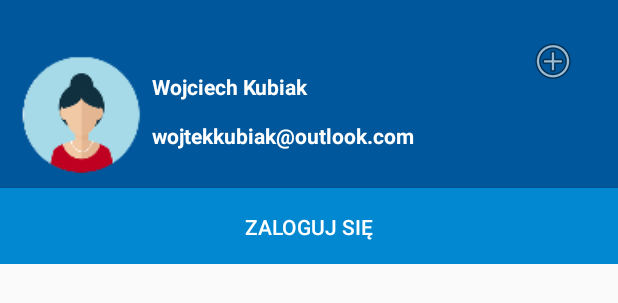
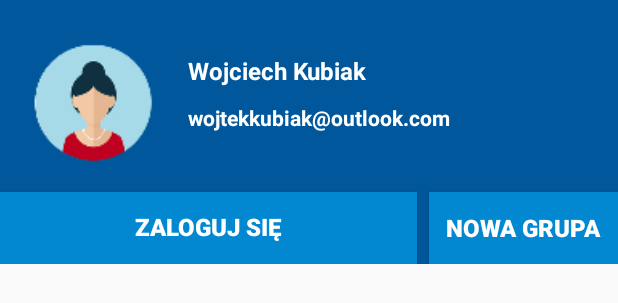
Before and after one commit to Wokub/unichat-mobile-app, an Android app: the layout nav_header_main.xml on its own in the app's theme, with its tools: preview values and no code run, on a phone screen of 412 x 824 dp. Shown: the top 303 px of the screen. Run offline under Robolectric (Android 15) with nearby library versions, the phone set to English and light mode, and no system bars.

Commit message:
Dialog Alerts layout and main activity include, hardcoded strings replacement and showing up keyboard handler

```diff
--- a/app/src/main/AndroidManifest.xml
+++ b/app/src/main/AndroidManifest.xml
@@ -13,7 +13,8 @@
             android:name=".Ctrl.MainActivity"
             android:label="@string/app_name"
             android:theme="@style/AppTheme.NoActionBar"
-            android:screenOrientation="portrait">
+            android:screenOrientation="portrait"
+            android:windowSoftInputMode="stateAlwaysHidden">
             <intent-filter>
                 <action android:name="android.intent.action.MAIN" />
 
--- a/app/src/main/java/com/wk/unichat/Ctrl/CreateUserActivity.kt
+++ b/app/src/main/java/com/wk/unichat/Ctrl/CreateUserActivity.kt
@@ -92,12 +92,14 @@ class CreateUserActivity : AppCompatActivity() {
     // Informacje o błędzie
 
     fun errorInfo() {
-        Toast.makeText(this,"Błąd, spróbuj ponownie.", Toast.LENGTH_LONG).show()
+        Toast.makeText(this,R.string.login_error, Toast.LENGTH_LONG).show()
+        // Toast.makeText(this,"Błąd, spróbuj ponownie.", Toast.LENGTH_LONG).show()
         activityViewUpdate(false)
     }
 
     fun errorData() {
-        Toast.makeText(this,"Za mało danych.", Toast.LENGTH_LONG).show()
+        Toast.makeText(this,R.string.size_error, Toast.LENGTH_LONG).show()
+        // Toast.makeText(this,"Za mało danych.", Toast.LENGTH_LONG).show()
         activityViewUpdate(false)
     }
 
--- a/app/src/main/java/com/wk/unichat/Ctrl/LoginActivity.kt
+++ b/app/src/main/java/com/wk/unichat/Ctrl/LoginActivity.kt
@@ -52,12 +52,14 @@ class LoginActivity : AppCompatActivity() {
     }
 
     fun errorInfo() {
-        Toast.makeText(this,"Błąd, spróbuj ponownie.", Toast.LENGTH_LONG).show()
+        Toast.makeText(this,R.string.login_error, Toast.LENGTH_LONG).show()
+        //Toast.makeText(this,"Błąd, spróbuj ponownie.", Toast.LENGTH_LONG).show()
         activityViewUpdate(false)
     }
 
     fun errorData() {
-        Toast.makeText(this,"Za mało danych.", Toast.LENGTH_LONG).show()
+        Toast.makeText(this,R.string.size_error, Toast.LENGTH_LONG).show()
+        // Toast.makeText(this,"Za mało danych.", Toast.LENGTH_LONG).show()
         activityViewUpdate(false)
     }
 
--- a/app/src/main/res/layout/activity_login.xml
+++ b/app/src/main/res/layout/activity_login.xml
@@ -98,11 +98,13 @@
         android:layout_height="wrap_content"
         android:layout_marginStart="8dp"
         android:layout_marginLeft="8dp"
+        android:layout_marginTop="8dp"
         android:layout_marginEnd="8dp"
         android:layout_marginRight="8dp"
         android:layout_marginBottom="28dp"
         app:layout_constraintBottom_toTopOf="@+id/loginCreateUserBtn"
         app:layout_constraintEnd_toEndOf="parent"
         app:layout_constraintHorizontal_bias="0.498"
-        app:layout_constraintStart_toStartOf="parent" />
+        app:layout_constraintStart_toStartOf="parent"
+        app:layout_constraintTop_toBottomOf="@+id/loginLoginBtn" />
 </android.support.constraint.ConstraintLayout>
--- a/app/src/main/res/layout/nav_header_main.xml
+++ b/app/src/main/res/layout/nav_header_main.xml
@@ -15,9 +15,9 @@
         android:id="@+id/userImageNavHeader"
         android:layout_width="93dp"
         android:layout_height="89dp"
-        android:layout_marginStart="8dp"
-        android:layout_marginLeft="8dp"
-        android:layout_marginTop="28dp"
+        android:layout_marginStart="16dp"
+        android:layout_marginLeft="16dp"
+        android:layout_marginTop="20dp"
         android:contentDescription="@string/nav_header_desc"
         android:paddingTop="@dimen/nav_header_vertical_spacing"
         app:layout_constraintStart_toStartOf="parent"
@@ -28,10 +28,13 @@
         android:id="@+id/userNameNavHeader"
         android:layout_width="wrap_content"
         android:layout_height="wrap_content"
-        android:layout_marginTop="40dp"
+        android:layout_marginStart="16dp"
+        android:layout_marginLeft="16dp"
+        android:layout_marginTop="28dp"
         android:paddingTop="@dimen/nav_header_vertical_spacing"
         android:textAppearance="@style/TextAppearance.AppCompat.Body1"
         android:textColor="@android:color/white"
+        android:textSize="16sp"
         android:textStyle="bold"
         app:layout_constraintStart_toEndOf="@+id/userImageNavHeader"
         app:layout_constraintTop_toTopOf="parent"
@@ -41,7 +44,9 @@
         android:id="@+id/userEmailNavHeader"
         android:layout_width="wrap_content"
         android:layout_height="wrap_content"
-        android:layout_marginBottom="76dp"
+        android:layout_marginStart="16dp"
+        android:layout_marginLeft="16dp"
+        android:layout_marginBottom="88dp"
         android:textColor="@android:color/white"
         android:textStyle="bold"
         app:layout_constraintBottom_toBottomOf="parent"
@@ -51,33 +56,36 @@
     <Button
         android:id="@+id/loginBtnNavHeader"
         android:layout_width="0dp"
-        android:layout_height="53dp"
-        android:layout_marginTop="8dp"
+        android:layout_height="wrap_content"
+        android:layout_marginEnd="8dp"
+        android:layout_marginRight="8dp"
         android:background="@color/lightBlue700"
         android:includeFontPadding="false"
         android:onClick="loginBtnClicked"
         android:text="ZALOGUJ SIĘ"
         android:textColor="@android:color/white"
-        app:layout_constraintEnd_toEndOf="parent"
+        android:textSize="16sp"
+        android:textStyle="bold"
+        app:layout_constraintBottom_toBottomOf="parent"
+        app:layout_constraintEnd_toStartOf="@+id/addChannelBtn"
         app:layout_constraintHorizontal_bias="0.0"
-        app:layout_constraintStart_toStartOf="parent"
-        app:layout_constraintTop_toBottomOf="@+id/userImageNavHeader" />
+        app:layout_constraintStart_toStartOf="parent" />
 
-    <ImageButton
+    <Button
         android:id="@+id/addChannelBtn"
-        android:layout_width="55dp"
-        android:layout_height="49dp"
+        android:layout_width="126dp"
+        android:layout_height="wrap_content"
         android:layout_marginStart="8dp"
         android:layout_marginLeft="8dp"
-        android:layout_marginTop="16dp"
-        android:layout_marginEnd="16dp"
-        android:layout_marginRight="16dp"
-        android:background="@android:color/transparent"
+        android:background="@color/lightBlue700"
         android:onClick="addChannelClicked"
+        android:text="NOWA GRUPA"
+        android:textColor="@android:color/white"
+        android:textSize="16sp"
+        android:textStyle="bold"
+        app:layout_constraintBottom_toBottomOf="parent"
         app:layout_constraintEnd_toEndOf="parent"
         app:layout_constraintHorizontal_bias="1.0"
-        app:layout_constraintStart_toStartOf="parent"
-        app:layout_constraintTop_toTopOf="parent"
-        app:srcCompat="@android:drawable/ic_menu_add" />
+        app:layout_constraintStart_toStartOf="parent" />
 
 </android.support.constraint.ConstraintLayout>
--- a/app/src/main/res/values/strings.xml
+++ b/app/src/main/res/values/strings.xml
@@ -6,4 +6,10 @@
     <string name="nav_header_subtitle">android.studio@android.com</string>
     <string name="nav_header_desc">Navigation header</string>
     <string name="action_settings">Settings</string>
+    <string name="cancel">ANULUJ</string>
+    <string name="create">STWÓRZ</string>
+    <string name="login">ZALOGUJ SIĘ</string>
+    <string name="logout">WYLOGUJ</string>
+    <string name="login_error">Błąd, spróbuj ponownie.</string>
+    <string name="size_error">Za mało danych.</string>
 </resources>
```
Also changed, not shown: app/src/main/java/com/wk/unichat/Ctrl/MainActivity.kt (+34 -5 lines), app/src/main/res/layout/adding_channel.xml (added, +47 -0 lines).
